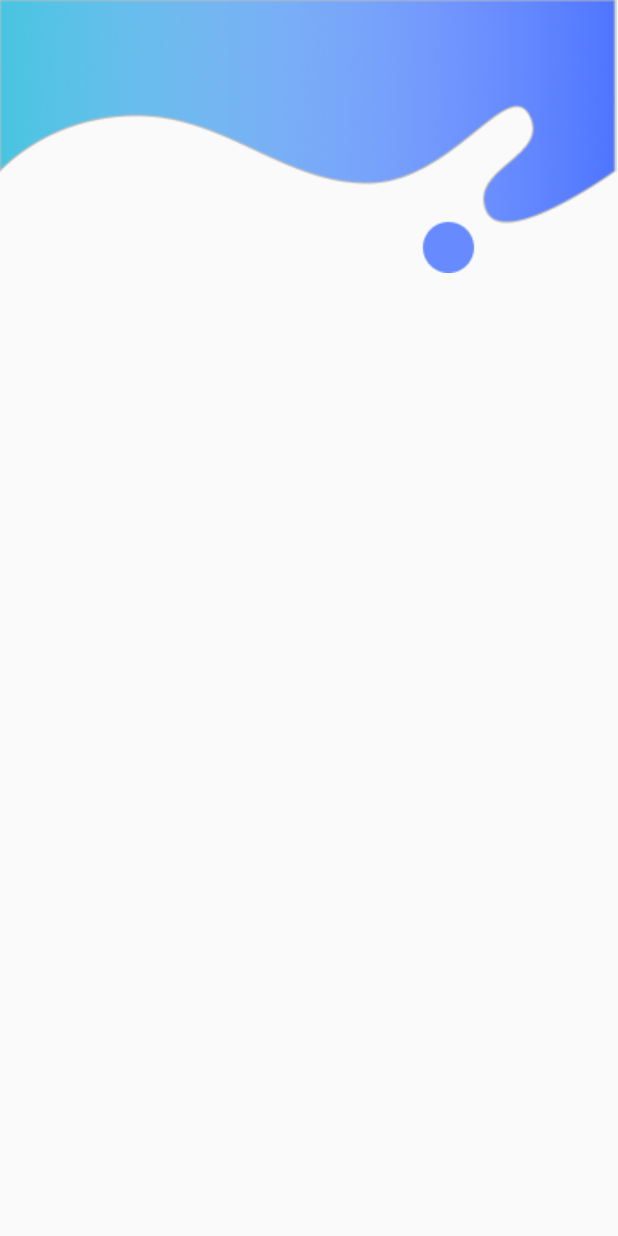
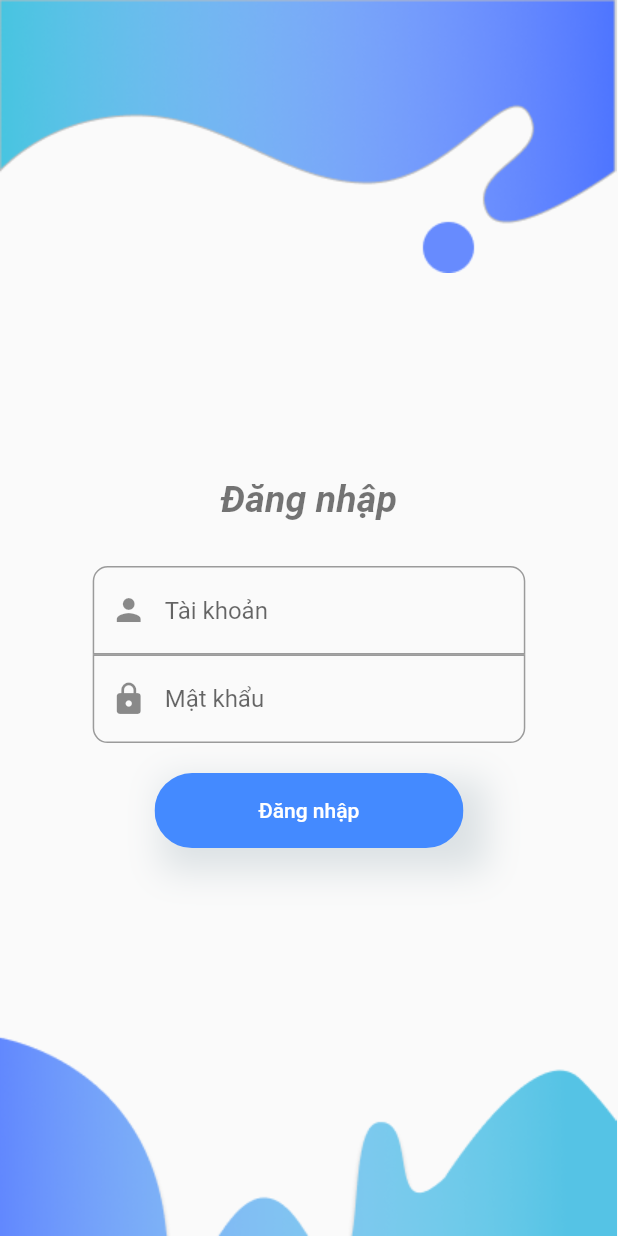
Before and after one commit to tucoi052/TluSchedule, a Flutter app: the screen it shows after launch, on a phone screen of 412 x 824 dp. Run offline on Flutter 3.47's test engine with Material 2 defaults, Android fonts, the phone set to English and light mode, and no system bars.

Commit message:
create loginscreen

```diff
--- a/lib/main.dart
+++ b/lib/main.dart
@@ -15,6 +15,7 @@ class _MainState extends State<Main> {
   Widget build(BuildContext context) {
     return MaterialApp(
       title: 'TLU Schedule',
+      debugShowCheckedModeBanner: false,
       home: Login(),
     );
   }
--- a/lib/screens/loginscreen.dart
+++ b/lib/screens/loginscreen.dart
@@ -3,9 +3,105 @@ import 'package:flutter/material.dart';
 class Login extends StatelessWidget {
   @override
   Widget build(BuildContext context) {
+    Size size = MediaQuery.of(context).size;
     return Scaffold(
-      body: Stack(
-        children: <Widget>[Image.asset('assets/images/bglogin.png')],
+      resizeToAvoidBottomInset: false,
+      body: Container(
+        height: size.height,
+        width: double.infinity,
+        child: Stack(
+          children: <Widget>[
+            Positioned(
+              child: Image.asset('assets/images/login_top.png'),
+            ),
+            Positioned(
+              top: size.height * 0.35,
+              left: size.width * 0.15,
+              child: Column(
+                mainAxisAlignment: MainAxisAlignment.center,
+                children: <Widget>[
+                  Padding(
+                    padding: const EdgeInsets.symmetric(
+                        horizontal: 40, vertical: 30),
+                    child: Text(
+                      'Đăng nhập',
+                      style: TextStyle(
+                          color: Colors.black54,
+                          fontSize: 25,
+                          fontStyle: FontStyle.italic,
+                          fontWeight: FontWeight.bold),
+                    ),
+                  ),
+                  Container(
+                    width: size.width * 0.7,
+                    child: TextField(
+                      obscureText: false,
+                      autofocus: false,
+                      decoration: InputDecoration(
+                        prefixIcon: Icon(Icons.person),
+                        hintText: 'Tài khoản',
+                        border: OutlineInputBorder(
+                          borderRadius: BorderRadius.only(
+                            topLeft: Radius.circular(10),
+                            topRight: Radius.circular(10),
+                          ),
+                        ),
+                      ),
+                    ),
+                  ),
+                  Container(
+                    width: size.width * 0.7,
+                    child: TextField(
+                        obscureText: true,
+                        autofocus: false,
+                        decoration: InputDecoration(
+                          prefixIcon: Icon(Icons.lock),
+                          hintText: 'Mật khẩu',
+                          border: OutlineInputBorder(
+                            borderRadius: BorderRadius.only(
+                              bottomLeft: Radius.circular(10),
+                              bottomRight: Radius.circular(10),
+                            ),
+                          ),
+                        )),
+                  ),
+                  Container(
+                    decoration: BoxDecoration(boxShadow: [
+                      BoxShadow(
+                        color: Colors.blueGrey.withOpacity(0.2),
+                        spreadRadius: 5,
+                        blurRadius: 20,
+                        offset: Offset(10, 10), // changes position of shadow
+                      ),
+                    ]),
+                    margin: EdgeInsets.symmetric(vertical: 20),
+                    width: size.width * 0.5,
+                    child: ClipRRect(
+                      borderRadius: BorderRadius.all(Radius.circular(30)),
+                      child: FlatButton(
+                        padding:
+                            EdgeInsets.symmetric(vertical: 17, horizontal: 40),
+                        color: Colors.blueAccent,
+                        onPressed: () {},
+                        child: Text(
+                          'Đăng nhập',
+                          style: TextStyle(color: Colors.white),
+                        ),
+                      ),
+                    ),
+                  ),
+                ],
+              ),
+            ),
+            Positioned(
+              bottom: 0,
+              child: Image.asset(
+                'assets/images/login_bottom.png',
+                alignment: Alignment.bottomLeft,
+              ),
+            ),
+          ],
+        ),
       ),
     );
   }
--- a/pubspec.yaml
+++ b/pubspec.yaml
@@ -2,7 +2,7 @@ name: TluSchedule
 description: A new Flutter project.
 
 
-publish_to: 'none' # Remove this line if you wish to publish to pub.dev
+publish_to: 'none'
 
 version: 1.0.0+1
 
```
Also changed, not shown: assets/images/login_bottom.png (added), assets/images/login_top.png (renamed from assets/images/bglogin.png).
